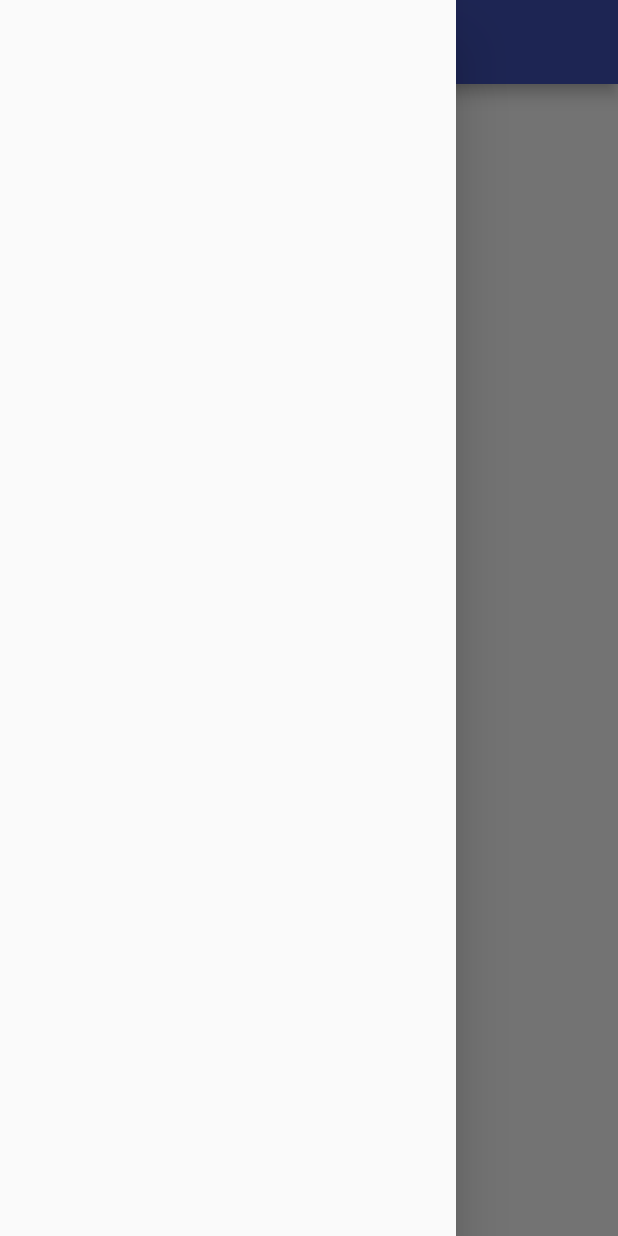
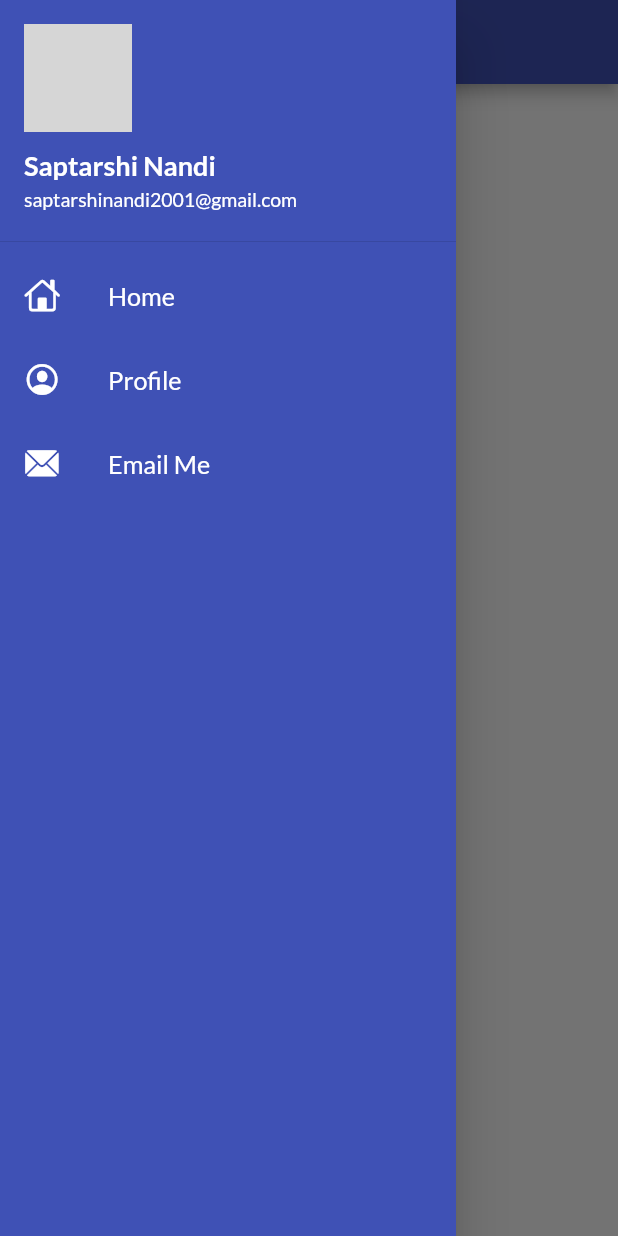
Before and after one commit to SapNandi/flutter, a Flutter app: the screen it shows after launch, with the side drawer open, on a phone screen of 412 x 824 dp. Run offline on Flutter 3.47's test engine with Material 2 defaults, Android fonts, the phone set to English and light mode, and no system bars; our stand-ins replace google_fonts; network calls fail; grey boxes are pictures that could not be loaded.

Commit message:
Drawer code done

```diff
--- a/lib/pages/home_page.dart
+++ b/lib/pages/home_page.dart
@@ -1,4 +1,5 @@
 import 'package:flutter/material.dart';
+import 'package:project1/widgets/drawer.dart';
 
 class HomePage extends StatelessWidget {
   int days = 30;
@@ -15,7 +16,7 @@ class HomePage extends StatelessWidget {
           child: Text("$name Nandi $days $name"),
         ),
       ),
-      drawer: const Drawer(),
+      drawer: MyDrawer(),
     );
   }
 }
--- /dev/null
+++ b/lib/widgets/drawer.dart
@@ -0,0 +1,70 @@
+import 'package:flutter/material.dart';
+import 'package:flutter/cupertino.dart';
+
+class MyDrawer extends StatelessWidget {
+  @override
+  Widget build(BuildContext context) {
+    const imageUrl =
+        "https://i.pinimg.com/736x/9b/f6/71/9bf671ca36cfa8b1db370eadc252e2a1.jpg";
+    return Drawer(
+      child: Container(
+        color: Colors.indigo,
+        child: ListView(
+          padding: EdgeInsets.zero,
+          children: const [
+            DrawerHeader(
+              padding: EdgeInsets.zero,
+              child: UserAccountsDrawerHeader(
+                margin: EdgeInsets.zero,
+                accountName: Text(
+                  "Saptarshi Nandi",
+                  style: TextStyle(fontSize: 18, fontWeight: FontWeight.bold),
+                ),
+                accountEmail: Text(
+                  "saptarshinandi2001@gmail.com",
+                  style: TextStyle(fontSize: 13),
+                ),
+                currentAccountPicture: CircleAvatar(
+                  backgroundImage: NetworkImage(imageUrl),
+                ),
+              ),
+            ),
+            ListTile(
+              leading: Icon(
+                CupertinoIcons.home,
+                color: Colors.white,
+              ),
+              title: Text(
+                "Home",
+                textScaleFactor: 1.2,
+                style: TextStyle(color: Colors.white),
+              ),
+            ),
+            ListTile(
+              leading: Icon(
+                CupertinoIcons.profile_circled,
+                color: Colors.white,
+              ),
+              title: Text(
+                "Profile",
+                textScaleFactor: 1.2,
+                style: TextStyle(color: Colors.white),
+              ),
+            ),
+            ListTile(
+              leading: Icon(
+                CupertinoIcons.mail_solid,
+                color: Colors.white,
+              ),
+              title: Text(
+                "Email Me",
+                textScaleFactor: 1.2,
+                style: TextStyle(color: Colors.white),
+              ),
+            )
+          ],
+        ),
+      ),
+    );
+  }
+}
```
